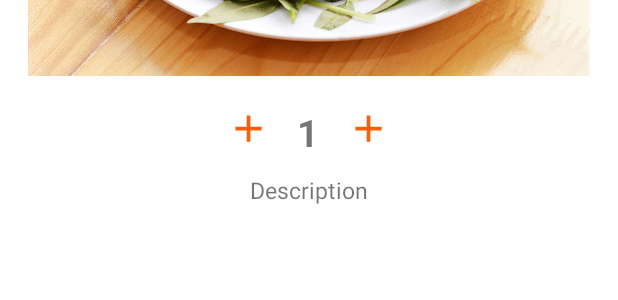
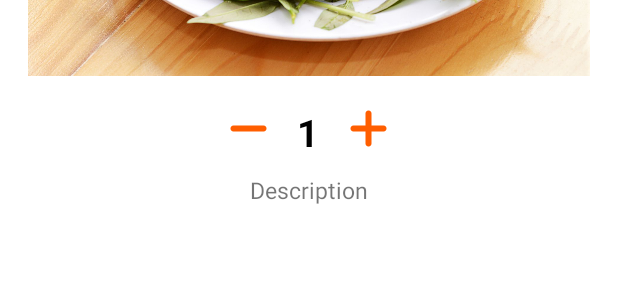
Before and after one commit to hhd0502/waiter, an Android app: the layout activity_detail_product.xml on its own in the app's theme, with its tools: preview values and no code run, on a phone screen of 412 x 824 dp. Shown: the part 457-757 px from the top of the screen. Run offline under Robolectric (Android 15) with nearby library versions, the phone set to English and light mode, and no system bars; plain views replace TextView.

Commit message:
another function update

```diff
--- a/app/src/main/java/com/hutech/waiter/screens/activity/DetailProductActivity.java
+++ b/app/src/main/java/com/hutech/waiter/screens/activity/DetailProductActivity.java
@@ -6,6 +6,7 @@ import android.content.Context;
 import android.content.Intent;
 import android.os.Bundle;
 import android.view.View;
+import android.widget.ImageView;
 
 import com.hutech.lib.ResultModel.ProductsResultModel;
 import com.hutech.waiter.R;
@@ -33,7 +34,8 @@ public class DetailProductActivity extends AppCompatActivity {
         transData();
     }
     TextView txtTitle, txtPrice, txtDescription, txtAmount;
-    View btnMinus, btnPlus, btnAddToCard;
+    ImageView btnMinus, btnPlus;
+    TextView btnAddToCard;
     private void ititView() {
         txtTitle = findViewById(R.id.txtTitle);
         txtPrice = findViewById(R.id.txtPrice);
@@ -46,7 +48,7 @@ public class DetailProductActivity extends AppCompatActivity {
 
     private void transData() {
         txtTitle.setText(currentProduct.getName());
-        txtPrice.setText(String.valueOf(currentProduct.getPrice()*1000 + "vnđ"));
+        txtPrice.setText(currentProduct.getPrice() * 1000 + "vnđ");
         txtDescription.setText(currentProduct.getDescription());
         //handle button
         btnMinus.setOnClickListener(new View.OnClickListener() {
--- a/app/src/main/res/layout/activity_detail_product.xml
+++ b/app/src/main/res/layout/activity_detail_product.xml
@@ -56,7 +56,7 @@
                     android:id="@+id/btnMinus"
                     android:layout_width="30dp"
                     android:layout_height="30dp"
-                    app:srcCompat="@drawable/ic_add" />
+                    app:srcCompat="@drawable/icons8_subtract_90px" />
 
                 <me.imstudio.core.ui.widget.TextView
                     android:id="@+id/txtAmount"
@@ -64,6 +64,7 @@
                     android:layout_height="30dp"
                     android:layout_margin="10dp"
                     android:gravity="center"
+                    android:textColor="@color/black"
                     android:text="1"
                     android:textAlignment="center"
                     android:textSize="25sp"
@@ -73,7 +74,7 @@
                     android:id="@+id/btnPlus"
                     android:layout_width="30dp"
                     android:layout_height="30dp"
-                    app:srcCompat="@drawable/ic_add" />
+                    app:srcCompat="@drawable/icons8_plus_math_90px" />
             </LinearLayout>
 
             <me.imstudio.core.ui.widget.TextView
```
Also changed, not shown: app/src/main/res/drawable/icons8_plus_math_90px.png (added), app/src/main/res/drawable/icons8_subtract_90px.png (added).
